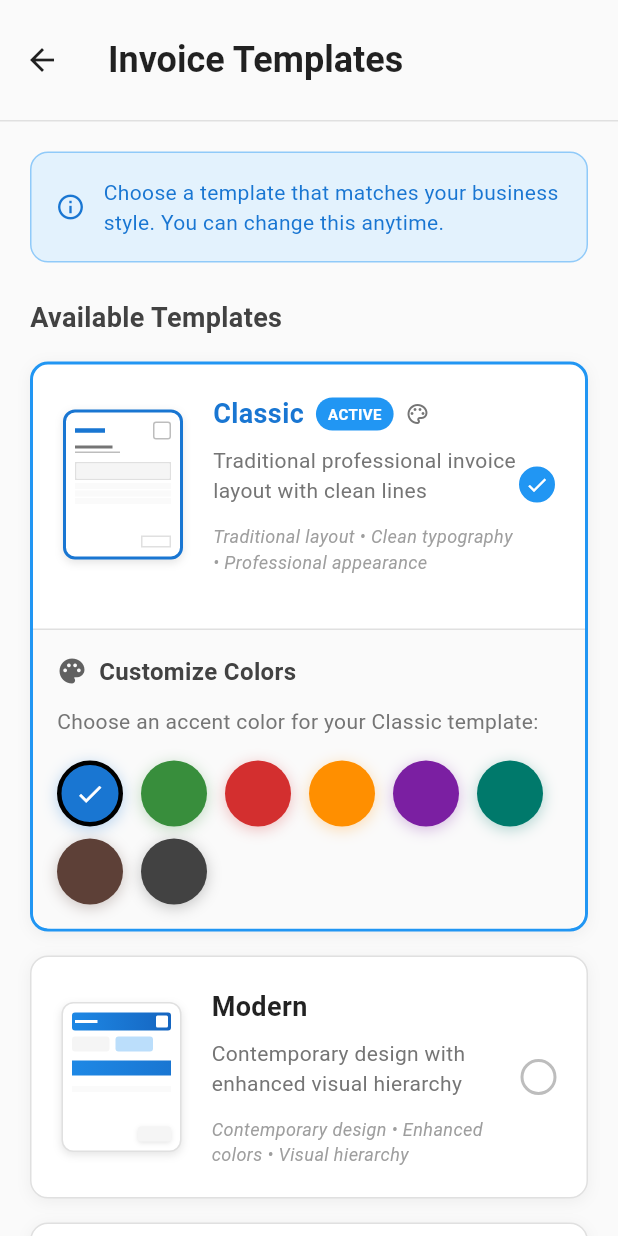
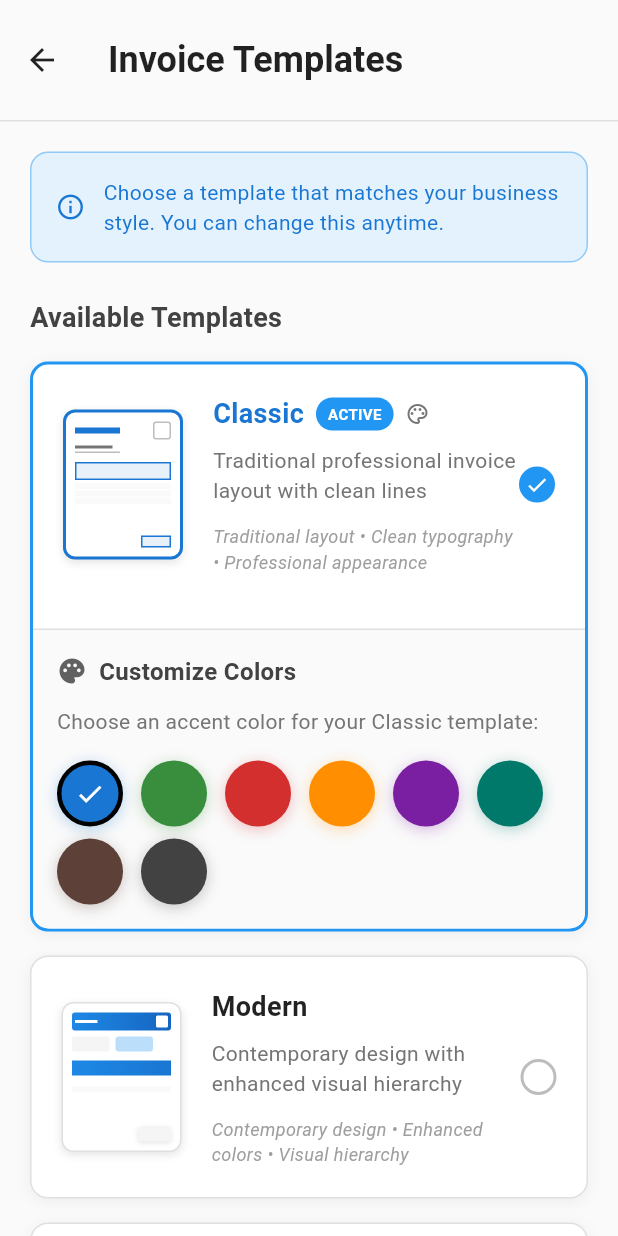
Before and after one commit to igorsoares0/invinv, a Flutter app: the InvoiceTemplatesScreen screen opened directly, on a phone screen of 412 x 824 dp. Run offline on Flutter 3.47's test engine with Material 3 defaults, Android fonts, the phone set to English and light mode, and no system bars; our stand-ins replace equatable, flutter_bloc, flutter_form_builder, flutter_screenutil, form_builder_validators, go_router and 5 more; accounts and stored records are empty.

Commit message:
fix color in preview issue

```diff
--- a/lib/features/settings/screens/invoice_templates_screen.dart
+++ b/lib/features/settings/screens/invoice_templates_screen.dart
@@ -181,7 +181,7 @@ class _InvoiceTemplatesScreenState extends State<InvoiceTemplatesScreen> {
           child: Row(
             children: [
               // Template Preview
-              _buildTemplatePreview(template.type, isSelected),
+              _buildTemplatePreview(template.type, isSelected, _classicTemplateColor),
               const SizedBox(width: 20),
               // Template Details
               Expanded(
@@ -300,10 +300,10 @@ class _InvoiceTemplatesScreenState extends State<InvoiceTemplatesScreen> {
     }
   }
 
-  Widget _buildTemplatePreview(InvoiceTemplateType type, bool isSelected) {
+  Widget _buildTemplatePreview(InvoiceTemplateType type, bool isSelected, Color customColor) {
     switch (type) {
       case InvoiceTemplateType.classic:
-        return _buildClassicPreview(isSelected);
+        return _buildClassicPreview(isSelected, customColor);
       case InvoiceTemplateType.modern:
         return _buildModernPreview(isSelected);
       case InvoiceTemplateType.elegant:
@@ -311,9 +311,10 @@ class _InvoiceTemplatesScreenState extends State<InvoiceTemplatesScreen> {
     }
   }
 
-  Widget _buildClassicPreview(bool isSelected) {
-    final previewColor = _classicTemplateColor;
+  Widget _buildClassicPreview(bool isSelected, Color customColor) {
+    final previewColor = customColor;
     return Container(
+      key: ValueKey('classic_preview_${previewColor.value}'),
       width: 80,
       height: 100,
       decoration: BoxDecoration(
@@ -341,8 +342,8 @@ class _InvoiceTemplatesScreenState extends State<InvoiceTemplatesScreen> {
               mainAxisAlignment: MainAxisAlignment.spaceBetween,
               children: [
                 Container(
-                  width: 20,
-                  height: 3,
+                  width: 30,
+                  height: 4,
                   color: previewColor,
                 ),
                 Container(
@@ -374,10 +375,10 @@ class _InvoiceTemplatesScreenState extends State<InvoiceTemplatesScreen> {
               width: double.infinity,
               height: 12,
               decoration: BoxDecoration(
-                border: Border.all(color: Colors.grey.shade300),
+                border: Border.all(color: previewColor),
               ),
               child: Container(
-                color: Colors.grey.shade100,
+                color: previewColor.withOpacity(0.1),
               ),
             ),
             const SizedBox(height: 2),
@@ -396,7 +397,8 @@ class _InvoiceTemplatesScreenState extends State<InvoiceTemplatesScreen> {
                 width: 20,
                 height: 8,
                 decoration: BoxDecoration(
-                  border: Border.all(color: Colors.grey.shade300),
+                  border: Border.all(color: previewColor, width: 1),
+                  color: previewColor.withOpacity(0.1),
                 ),
               ),
             ),
```
Also changed, not shown: lib/features/invoices/screens/invoice_preview_screen.dart (+13 -10 lines), WhatsApp Image 2025-09-24 at 17.49.34.jpeg (added).
